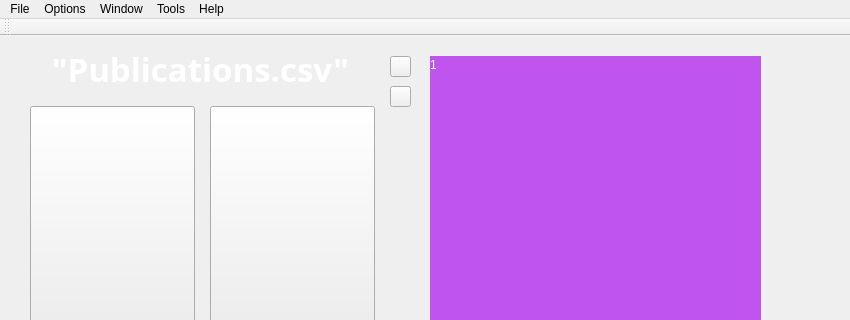
LLe27/Dentistry-School-Analysis-Tool, file src/mainwindow.ui: the form before one commit; both pictures show x 0 to 850 and y 0 to 320 of the 850 by 720 pixel window.
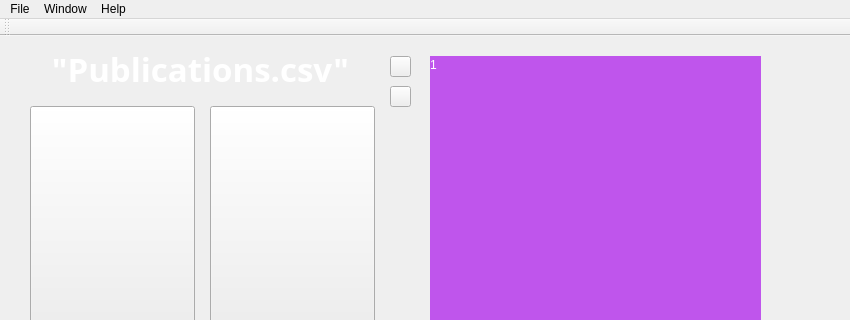
The form after the commit. Icons and pictures are not drawn.

```diff
--- a/src/mainwindow.ui
+++ b/src/mainwindow.ui
@@ -702,12 +702,6 @@
     <addaction name="actionSaveDashboard"/>
     <addaction name="menuSave_Graph"/>
    </widget>
-   <widget class="QMenu" name="menuOptions">
-    <property name="title">
-     <string>Options</string>
-    </property>
-    <addaction name="actionPreferences"/>
-   </widget>
    <widget class="QMenu" name="menuWindow">
     <property name="title">
      <string>Window</string>
@@ -720,11 +714,6 @@
     </widget>
     <addaction name="menuView"/>
    </widget>
-   <widget class="QMenu" name="menuTools">
-    <property name="title">
-     <string>Tools</string>
-    </property>
-   </widget>
    <widget class="QMenu" name="menuHelp">
     <property name="title">
      <string>Help</string>
@@ -736,9 +725,7 @@
     <addaction name="actionReport_Bug"/>
    </widget>
    <addaction name="menuFIle"/>
-   <addaction name="menuOptions"/>
    <addaction name="menuWindow"/>
-   <addaction name="menuTools"/>
    <addaction name="menuHelp"/>
   </widget>
   <widget class="QStatusBar" name="statusBar"/>
```
Left out of the diff: 2 changed lines with no effect on the pictures.
